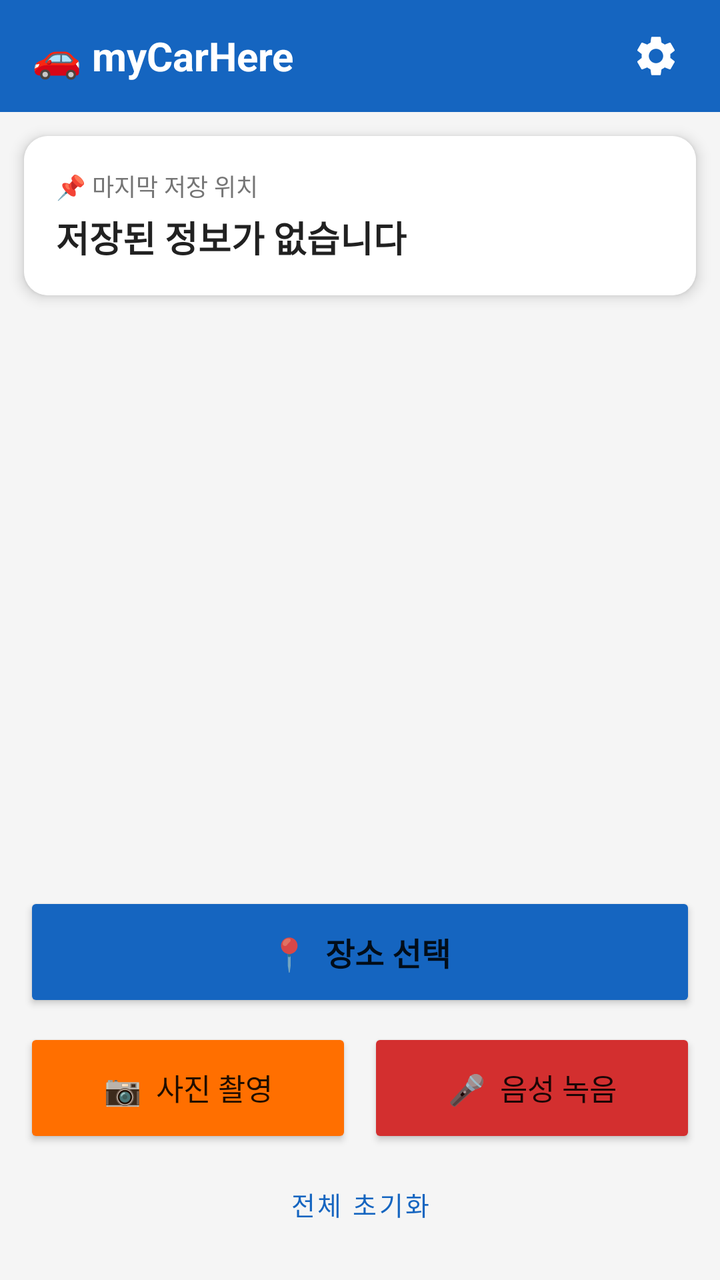
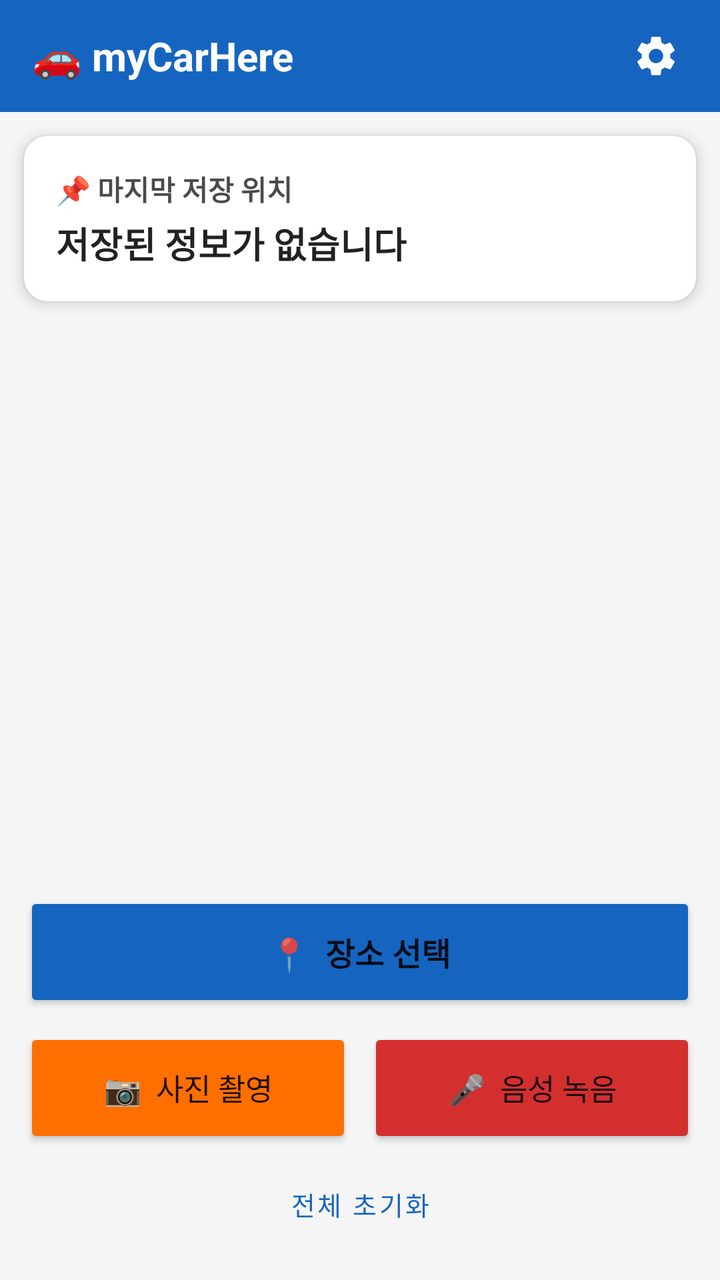

The first picture is an Android layout as it rendered before a commit; the second is the same layout after the commit. The layout source and the unified diff follow.
<!-- AndroidManifest.xml: application theme Theme.MyCarHere -->
<!-- res/layout/activity_main.xml -->
<?xml version="1.0" encoding="utf-8"?>
<androidx.constraintlayout.widget.ConstraintLayout
    xmlns:android="http://schemas.android.com/apk/res/android"
    xmlns:app="http://schemas.android.com/apk/res-auto"
    android:layout_width="match_parent"
    android:layout_height="match_parent"
    android:background="@color/background">

    
    <LinearLayout
        android:id="@+id/topBar"
        android:layout_width="match_parent"
        android:layout_height="56dp"
        android:background="@color/primary"
        android:orientation="horizontal"
        android:gravity="center_vertical"
        android:paddingStart="16dp"
        android:paddingEnd="8dp"
        app:layout_constraintTop_toTopOf="parent"
        app:layout_constraintStart_toStartOf="parent">

        <TextView
            android:layout_width="0dp"
            android:layout_height="wrap_content"
            android:layout_weight="1"
            android:text="🚗 myCarHere"
            android:textColor="@color/white"
            android:textSize="20sp"
            android:textStyle="bold"/>

        <ImageButton
            android:id="@+id/btnSettings"
            android:layout_width="48dp"
            android:layout_height="48dp"
            android:background="?attr/selectableItemBackgroundBorderless"
            android:src="@drawable/ic_settings"
            android:contentDescription="설정"
            android:tint="@color/white"/>
    </LinearLayout>

    
    <androidx.cardview.widget.CardView
        android:id="@+id/cardStatus"
        android:layout_width="0dp"
        android:layout_height="wrap_content"
        android:layout_margin="12dp"
        app:cardCornerRadius="12dp"
        app:cardElevation="4dp"
        app:layout_constraintTop_toBottomOf="@id/topBar"
        app:layout_constraintStart_toStartOf="parent"
        app:layout_constraintEnd_toEndOf="parent">

        <LinearLayout
            android:layout_width="match_parent"
            android:layout_height="wrap_content"
            android:orientation="vertical"
            android:padding="16dp"
            android:background="@color/card_background">

            <TextView
                android:id="@+id/tvLastSavedLabel"
                android:layout_width="wrap_content"
                android:layout_height="wrap_content"
                android:text="📌 마지막 저장 위치"
                android:textColor="@color/text_secondary"
                android:textSize="12sp"/>

            <TextView
                android:id="@+id/tvLastLocation"
                android:layout_width="wrap_content"
                android:layout_height="wrap_content"
                android:text="저장된 정보가 없습니다"
                android:textColor="@color/text_primary"
                android:textSize="18sp"
                android:textStyle="bold"
                android:layout_marginTop="4dp"/>

            
            <LinearLayout
                android:id="@+id/layoutStatusIcons"
                android:layout_width="match_parent"
                android:layout_height="wrap_content"
                android:orientation="horizontal"
                android:layout_marginTop="8dp"
                android:visibility="gone">

                <TextView
                    android:id="@+id/tvHasPhoto"
                    android:layout_width="wrap_content"
                    android:layout_height="wrap_content"
                    android:text="📷 사진 있음"
                    android:textSize="12sp"
                    android:textColor="@color/primary"
                    android:background="@drawable/badge_bg"
                    android:paddingStart="8dp"
                    android:paddingEnd="8dp"
                    android:paddingTop="3dp"
                    android:paddingBottom="3dp"
                    android:visibility="gone"/>

                <TextView
                    android:id="@+id/tvHasVoice"
                    android:layout_width="wrap_content"
                    android:layout_height="wrap_content"
                    android:text="🎤 음성 있음"
                    android:textSize="12sp"
                    android:textColor="@color/green"
                    android:background="@drawable/badge_bg_green"
                    android:paddingStart="8dp"
                    android:paddingEnd="8dp"
                    android:paddingTop="3dp"
                    android:paddingBottom="3dp"
                    android:layout_marginStart="6dp"
                    android:visibility="gone"/>
            </LinearLayout>

            
            <ImageView
                android:id="@+id/ivPhotoThumb"
                android:layout_width="match_parent"
                android:layout_height="160dp"
                android:layout_marginTop="10dp"
                android:scaleType="centerCrop"
                android:visibility="gone"
                android:contentDescription="저장된 사진"/>
        </LinearLayout>
    </androidx.cardview.widget.CardView>

    
    <androidx.cardview.widget.CardView
        android:id="@+id/cardRecordingStatus"
        android:layout_width="0dp"
        android:layout_height="wrap_content"
        android:layout_marginStart="12dp"
        android:layout_marginEnd="12dp"
        android:visibility="gone"
        app:cardCornerRadius="12dp"
        app:cardElevation="6dp"
        app:cardBackgroundColor="@color/recording_red"
        app:layout_constraintTop_toBottomOf="@id/cardStatus"
        app:layout_constraintStart_toStartOf="parent"
        app:layout_constraintEnd_toEndOf="parent">

        <LinearLayout
            android:layout_width="match_parent"
            android:layout_height="wrap_content"
            android:orientation="horizontal"
            android:gravity="center"
            android:padding="12dp">

            <TextView
                android:id="@+id/tvRecordingStatus"
                android:layout_width="0dp"
                android:layout_height="wrap_content"
                android:layout_weight="1"
                android:text="🎤 녹음 중... 5초"
                android:textColor="@color/white"
                android:textSize="16sp"
                android:textStyle="bold"
                android:gravity="center"/>

            <Button
                android:id="@+id/btnStopRecording"
                android:layout_width="wrap_content"
                android:layout_height="36dp"
                android:text="중지"
                android:textColor="@color/white"
                style="@style/Widget.MaterialComponents.Button.OutlinedButton"
                android:strokeColor="@color/white"
                android:padding="4dp"/>
        </LinearLayout>
    </androidx.cardview.widget.CardView>

    
    <Button
        android:id="@+id/btnPlayVoice"
        android:layout_width="0dp"
        android:layout_height="52dp"
        android:layout_marginStart="12dp"
        android:layout_marginEnd="12dp"
        android:layout_marginTop="6dp"
        android:text="▶  음성 재생"
        android:textSize="15sp"
        android:visibility="gone"
        android:backgroundTint="@color/green"
        app:layout_constraintTop_toBottomOf="@id/cardRecordingStatus"
        app:layout_constraintStart_toStartOf="parent"
        app:layout_constraintEnd_toEndOf="parent"/>

    
    <LinearLayout
        android:id="@+id/layoutActions"
        android:layout_width="match_parent"
        android:layout_height="wrap_content"
        android:orientation="vertical"
        android:layout_marginStart="12dp"
        android:layout_marginEnd="12dp"
        android:layout_marginBottom="16dp"
        app:layout_constraintBottom_toBottomOf="parent"
        app:layout_constraintStart_toStartOf="parent"
        app:layout_constraintEnd_toEndOf="parent">

        
        <Button
            android:id="@+id/btnSelectLocation"
            android:layout_width="match_parent"
            android:layout_height="60dp"
            android:text="📍  장소 선택"
            android:textSize="16sp"
            android:textStyle="bold"
            android:backgroundTint="@color/primary"
            android:layout_marginBottom="8dp"/>

        
        <LinearLayout
            android:layout_width="match_parent"
            android:layout_height="wrap_content"
            android:orientation="horizontal">

            <Button
                android:id="@+id/btnTakePhoto"
                android:layout_width="0dp"
                android:layout_height="60dp"
                android:layout_weight="1"
                android:text="📷  사진 촬영"
                android:textSize="15sp"
                android:backgroundTint="@color/accent"
                android:layout_marginEnd="4dp"/>

            <Button
                android:id="@+id/btnRecordVoice"
                android:layout_width="0dp"
                android:layout_height="60dp"
                android:layout_weight="1"
                android:text="🎤  음성 녹음"
                android:textSize="15sp"
                android:backgroundTint="@color/recording_red"
                android:layout_marginStart="4dp"/>
        </LinearLayout>

        
        <Button
            android:id="@+id/btnClearAll"
            android:layout_width="match_parent"
            android:layout_height="44dp"
            android:text="전체 초기화"
            android:textSize="13sp"
            android:backgroundTint="@color/text_secondary"
            android:layout_marginTop="6dp"
            style="@style/Widget.MaterialComponents.Button.OutlinedButton"/>
    </LinearLayout>

</androidx.constraintlayout.widget.ConstraintLayout>
<!-- resources referenced by this layout -->
<resources>
  <color name="accent">#FF6F00</color>
  <color name="background">#F5F5F5</color>
  <color name="card_background">#FFFFFF</color>
  <color name="green">#388E3C</color>
  <color name="primary">#1565C0</color>
  <color name="recording_red">#D32F2F</color>
  <color name="text_primary">#212121</color>
  <color name="text_secondary">#757575</color>
  <color name="white">#FFFFFF</color>
  <!-- drawable badge_bg (drawable) -->
  <?xml version="1.0" encoding="utf-8"?>
  <shape xmlns:android="http://schemas.android.com/apk/res/android"
      android:shape="rectangle">
      <corners android:radius="12dp"/>
      <solid android:color="#E3F2FD"/>
      <stroke android:width="1dp" android:color="#1565C0"/>
  </shape>
  <!-- drawable badge_bg_green (drawable) -->
  <?xml version="1.0" encoding="utf-8"?>
  <shape xmlns:android="http://schemas.android.com/apk/res/android"
      android:shape="rectangle">
      <corners android:radius="12dp"/>
      <solid android:color="#E8F5E9"/>
      <stroke android:width="1dp" android:color="#388E3C"/>
  </shape>
  <!-- drawable ic_settings (drawable) -->
  <?xml version="1.0" encoding="utf-8"?>
  <vector xmlns:android="http://schemas.android.com/apk/res/android"
      android:width="24dp" android:height="24dp"
      android:viewportWidth="24" android:viewportHeight="24">
      <path android:fillColor="#000000"
          android:pathData="M19.14,12.94c0.04,-0.3 0.06,-0.61 0.06,-0.94c0,-0.32 -0.02,-0.64 -0.07,-0.94l2.03,-1.58c0.18,-0.14 0.23,-0.41 0.12,-0.61l-1.92,-3.32c-0.12,-0.22 -0.37,-0.29 -0.59,-0.22l-2.39,0.96c-0.5,-0.38 -1.03,-0.7 -1.62,-0.94L14.4,2.81c-0.04,-0.24 -0.24,-0.41 -0.48,-0.41h-3.84c-0.24,0 -0.43,0.17 -0.47,0.41L9.25,5.35C8.66,5.59 8.12,5.92 7.63,6.29L5.24,5.33c-0.22,-0.08 -0.47,0 -0.59,0.22L2.74,8.87C2.62,9.08 2.66,9.34 2.86,9.48l2.03,1.58C4.84,11.36 4.8,11.69 4.8,12s0.02,0.64 0.07,0.94l-2.03,1.58c-0.18,0.14 -0.23,0.41 -0.12,0.61l1.92,3.32c0.12,0.22 0.37,0.29 0.59,0.22l2.39,-0.96c0.5,0.38 1.03,0.7 1.62,0.94l0.36,2.54c0.05,0.24 0.24,0.41 0.48,0.41h3.84c0.24,0 0.44,-0.17 0.47,-0.41l0.36,-2.54c0.59,-0.24 1.13,-0.56 1.62,-0.94l2.39,0.96c0.22,0.08 0.47,0 0.59,-0.22l1.92,-3.32c0.12,-0.22 0.07,-0.47 -0.12,-0.61L19.14,12.94zM12,15.6c-1.98,0 -3.6,-1.62 -3.6,-3.6s1.62,-3.6 3.6,-3.6s3.6,1.62 3.6,3.6S13.98,15.6 12,15.6z"/>
  </vector>
  <style name="Theme.MyCarHere" parent="Theme.MaterialComponents.DayNight.DarkActionBar">
          <item name="colorPrimary">@color/primary</item>
          <item name="colorPrimaryVariant">@color/primary_dark</item>
          <item name="colorOnPrimary">@color/white</item>
          <item name="colorSecondary">@color/accent</item>
          <item name="colorSecondaryVariant">@color/accent</item>
          <item name="colorOnSecondary">@color/white</item>
          <item name="android:statusBarColor">@color/primary_dark</item>
          <item name="android:colorBackground">@color/background</item>
      </style>
  <color name="primary_dark">#0D47A1</color>
</resources>

<!-- the commit's change to res/layout/activity_main.xml (unified diff, before → after) -->
@@ -63,7 +63,8 @@
                 android:layout_height="wrap_content"
                 android:text="📌 마지막 저장 위치"
                 android:textColor="@color/text_secondary"
-                android:textSize="12sp"/>
+                android:textSize="14sp"
+                android:textStyle="bold"/>
 
             <TextView
                 android:id="@+id/tvLastLocation"
@@ -89,13 +90,14 @@
                     android:layout_width="wrap_content"
                     android:layout_height="wrap_content"
                     android:text="📷 사진 있음"
-                    android:textSize="12sp"
+                    android:textSize="13sp"
+                    android:textStyle="bold"
                     android:textColor="@color/primary"
                     android:background="@drawable/badge_bg"
-                    android:paddingStart="8dp"
-                    android:paddingEnd="8dp"
-                    android:paddingTop="3dp"
-                    android:paddingBottom="3dp"
+                    android:paddingStart="10dp"
+                    android:paddingEnd="10dp"
+                    android:paddingTop="4dp"
+                    android:paddingBottom="4dp"
                     android:visibility="gone"/>
 
                 <TextView
@@ -103,26 +105,33 @@
                     android:layout_width="wrap_content"
                     android:layout_height="wrap_content"
                     android:text="🎤 음성 있음"
-                    android:textSize="12sp"
+                    android:textSize="13sp"
+                    android:textStyle="bold"
                     android:textColor="@color/green"
                     android:background="@drawable/badge_bg_green"
-                    android:paddingStart="8dp"
-                    android:paddingEnd="8dp"
-                    android:paddingTop="3dp"
-                    android:paddingBottom="3dp"
-                    android:layout_marginStart="6dp"
+                    android:paddingStart="10dp"
+                    android:paddingEnd="10dp"
+                    android:paddingTop="4dp"
+                    android:paddingBottom="4dp"
+                    android:layout_marginStart="8dp"
                     android:visibility="gone"/>
             </LinearLayout>
 
             
-            <ImageView
-                android:id="@+id/ivPhotoThumb"
+            <HorizontalScrollView
+                android:id="@+id/scrollPhotos"
                 android:layout_width="match_parent"
                 android:layout_height="160dp"
                 android:layout_marginTop="10dp"
-                android:scaleType="centerCrop"
                 android:visibility="gone"
-                android:contentDescription="저장된 사진"/>
+                android:scrollbars="none">
+
+                <LinearLayout
+                    android:id="@+id/layoutPhotos"
+                    android:layout_width="wrap_content"
+                    android:layout_height="match_parent"
+                    android:orientation="horizontal"/>
+            </HorizontalScrollView>
         </LinearLayout>
     </androidx.cardview.widget.CardView>
 
<!-- resource entries referenced after the edit -->
@@ -7,7 +7,7 @@
   <color name="primary">#1565C0</color>
   <color name="recording_red">#D32F2F</color>
   <color name="text_primary">#212121</color>
-  <color name="text_secondary">#757575</color>
+  <color name="text_secondary">#4A4A4A</color>
   <color name="white">#FFFFFF</color>
   <!-- drawable badge_bg (drawable) -->
   <?xml version="1.0" encoding="utf-8"?>
